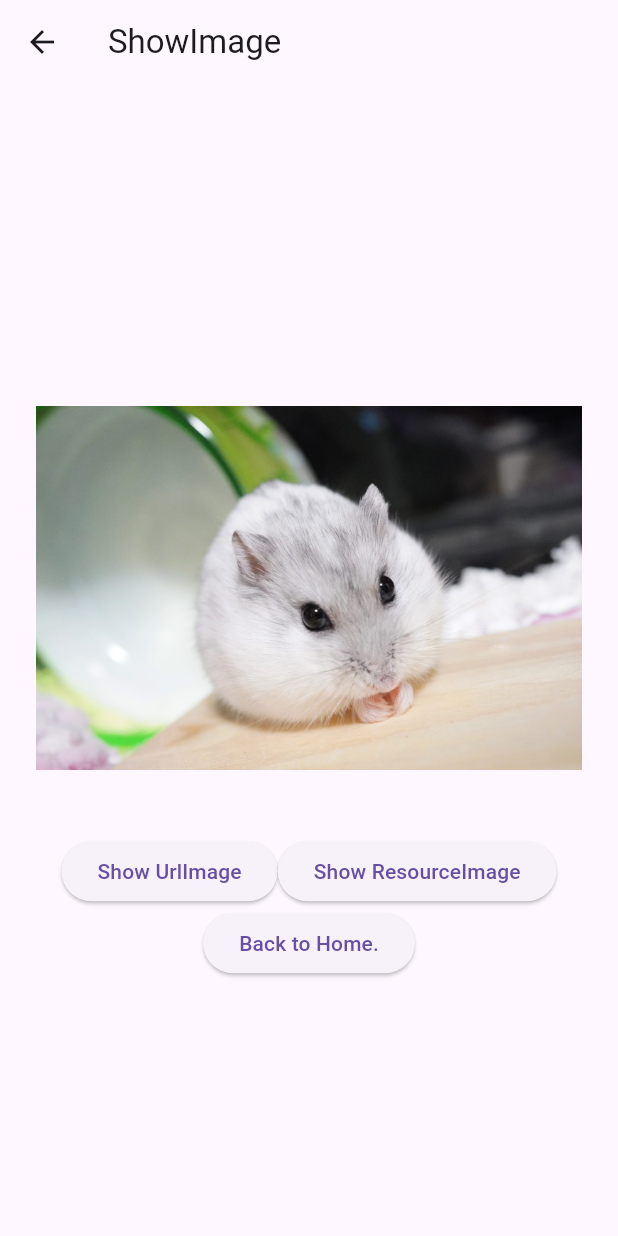
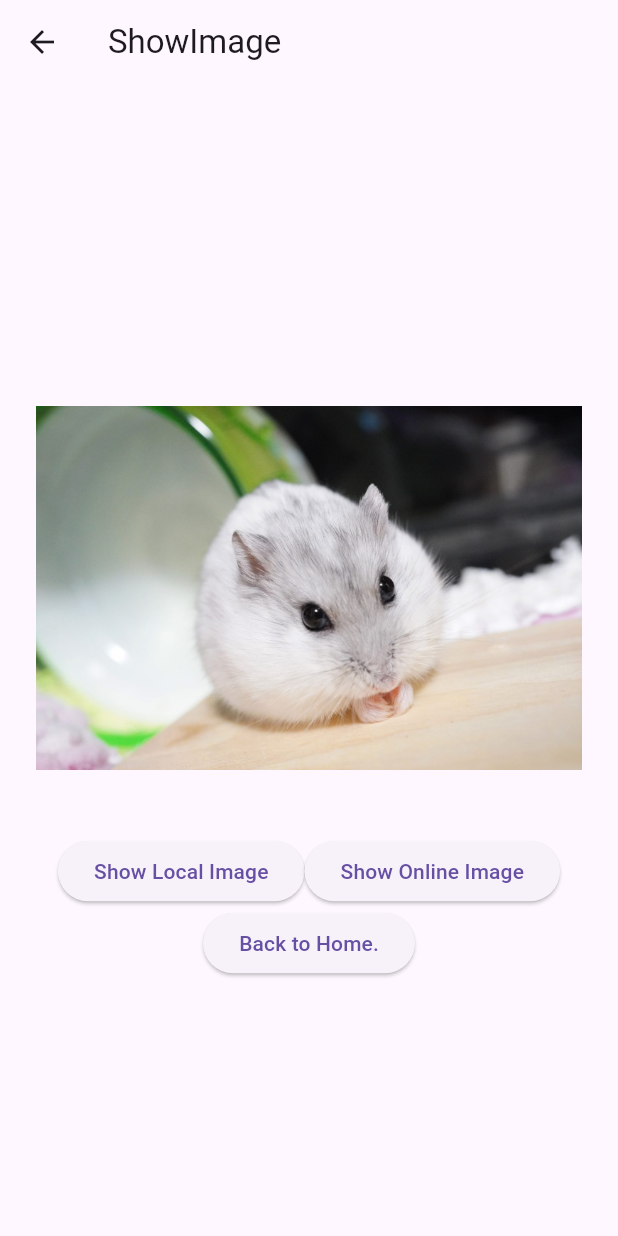
Before and after one commit to ichijo-it/flutter-study, a Flutter app: the ImageDisplayScreen screen opened by its route, on a phone screen of 412 x 824 dp. Run offline on Flutter 3.47's test engine with Material 3 defaults, Android fonts, the phone set to English and light mode, and no system bars.

Commit message:
Fixed button functionality.

```diff
--- a/display_resouce_image/lib/screens/image_display_screen.dart
+++ b/display_resouce_image/lib/screens/image_display_screen.dart
@@ -47,18 +47,18 @@ class _ImageDisplayScreenState extends State<ImageDisplayScreen> {
                 ElevatedButton(
                   onPressed: () {
                     setState(() {
-                      useNetworkImage = true;
+                      useNetworkImage = false;
                     });
                   },
-                  child: const Text('Show UrlImage'),
+                  child: const Text('Show Local Image'),
                 ),
                 ElevatedButton(
                   onPressed: () {
                     setState(() {
-                      useNetworkImage = false;
+                      useNetworkImage = true;
                     });
                   },
-                  child: const Text('Show ResourceImage'),
+                  child: const Text('Show Online Image'),
                 ),
               ],
             ),
```
